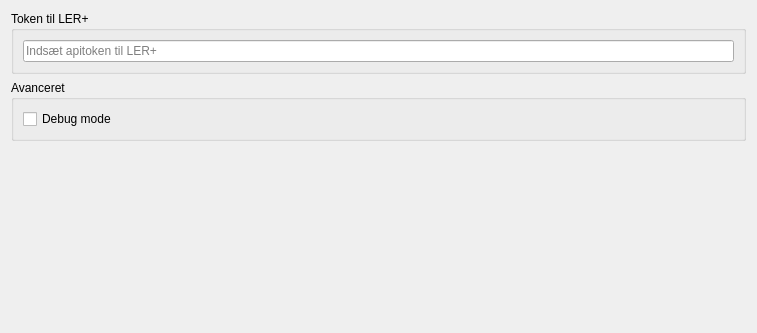
First picture: the form in lerplussettings.ui, repository qleraps/lerplusplugin, before the edit.
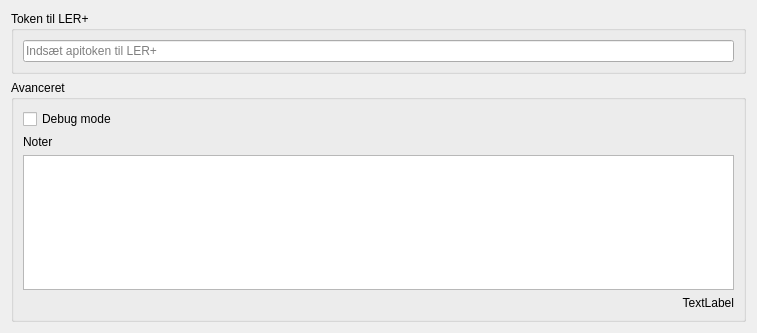
Second picture: the form after the edit.

Patch:
```diff
--- a/lerplussettings.ui
+++ b/lerplussettings.ui
@@ -39,6 +39,13 @@
       <string>Avanceret</string>
      </property>
      <layout class="QGridLayout" name="gridLayout_4">
+      <item row="2" column="0">
+       <widget class="QTextEdit" name="notesTextEdit">
+        <property name="acceptRichText">
+         <bool>false</bool>
+        </property>
+       </widget>
+      </item>
       <item row="0" column="0">
        <widget class="QCheckBox" name="debugCheckbox">
         <property name="text">
@@ -46,6 +53,23 @@
         </property>
        </widget>
       </item>
+      <item row="3" column="0">
+       <widget class="QLabel" name="versionLabel">
+        <property name="text">
+         <string>TextLabel</string>
+        </property>
+        <property name="alignment">
+         <set>Qt::AlignRight|Qt::AlignTrailing|Qt::AlignVCenter</set>
+        </property>
+       </widget>
+      </item>
+      <item row="1" column="0">
+       <widget class="QLabel" name="label">
+        <property name="text">
+         <string>Noter</string>
+        </property>
+       </widget>
+      </item>
      </layout>
     </widget>
    </item>
```
